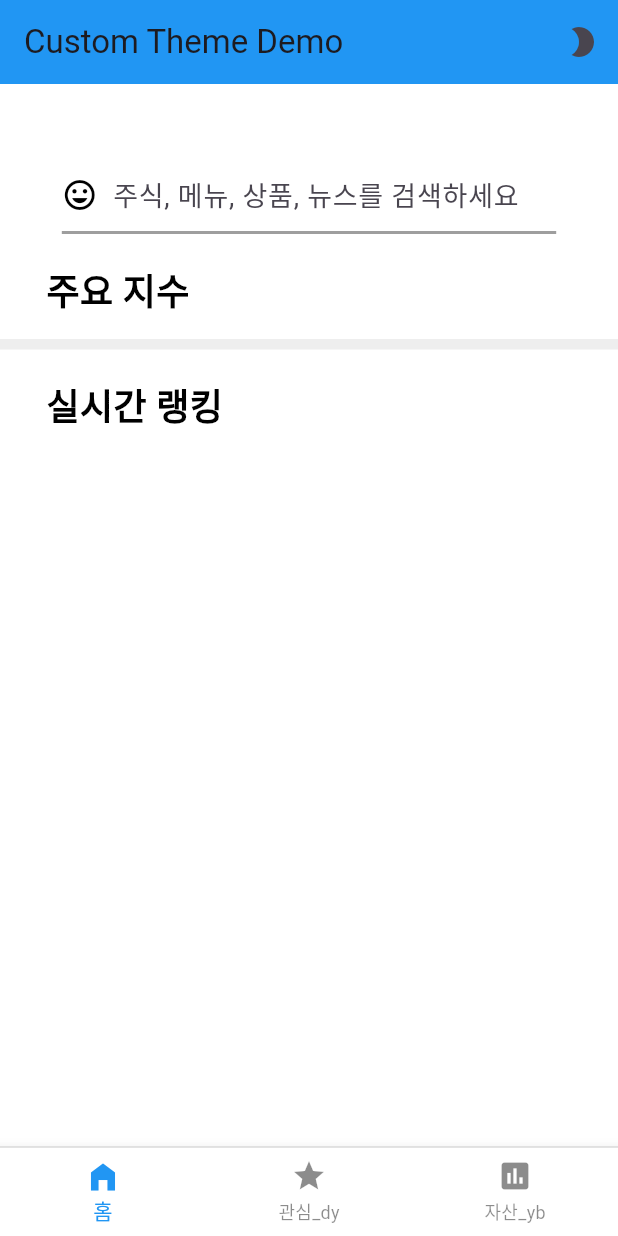
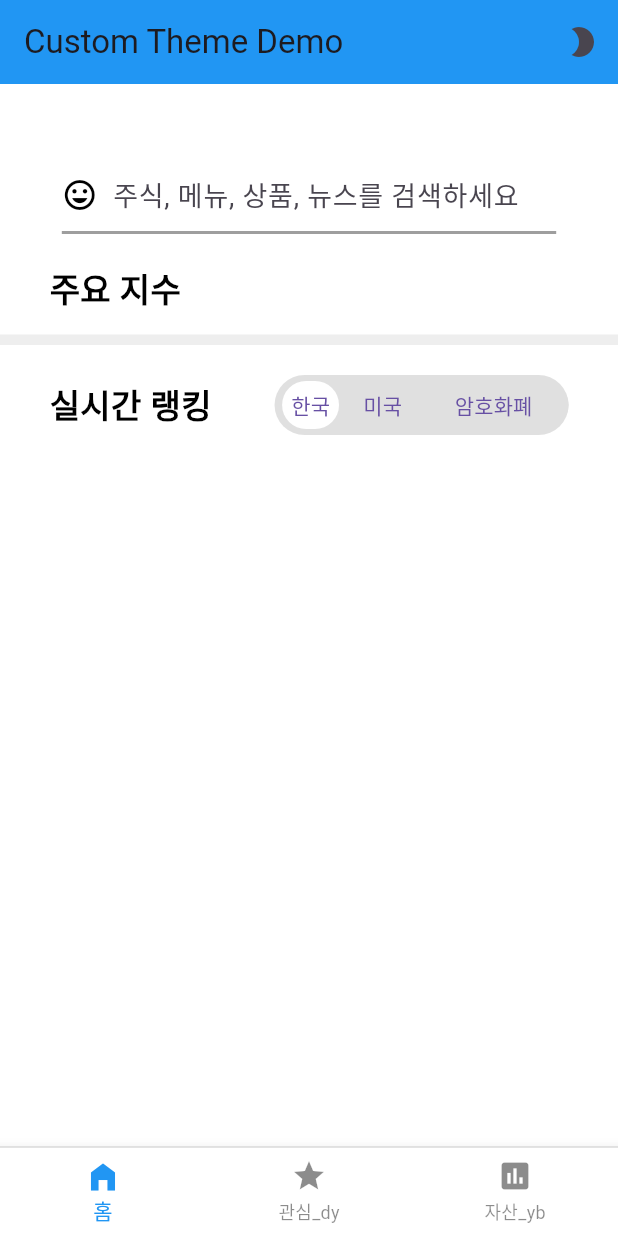
Before and after one commit to ddydyyy/dyj, a Flutter app: the screen it shows after launch, on a phone screen of 412 x 824 dp. Run offline on Flutter 3.47's test engine with Material 3 defaults, Android fonts, the phone set to English and light mode, and no system bars; our stand-ins replace fl_chart; network calls fail.

Commit message:
241125_0200 dy 실시간 랭킹 한국, 미국, 암호화폐 탭 추가중

```diff
--- a/Front/lib/screens/home.dart
+++ b/Front/lib/screens/home.dart
@@ -23,7 +23,7 @@ class Home extends StatelessWidget {
       children: [
         const Search(),
         const SizedBox(height: 20),
-        const BoldText(text: '주요 지수'),
+        const TitleText(text: '주요 지수', list: []),
         // 슬라이드탭 + 해당 인덱스의 데이터
         if (accessToken != null)
           SlideTab(
@@ -38,7 +38,10 @@ class Home extends StatelessWidget {
         const SizedBox(height: 14),
         DivLine(themeProvider: themeProvider),
         const SizedBox(height: 20),
-        const BoldText(text: '실시간 랭킹'),
+        const TitleText(
+          text: '실시간 랭킹',
+          list: ['한국', '미국', '암호화폐'],
+        ),
         if (accessToken != null)
           SlideTab(
             accessToken: accessToken,
@@ -50,24 +53,83 @@ class Home extends StatelessWidget {
 }
 
 // 제목
-class BoldText extends StatelessWidget {
+class TitleText extends StatefulWidget {
   final String text;
+  final List<String> list;
 
-  const BoldText({
+  const TitleText({
     super.key,
     required this.text,
+    required this.list,
   });
 
   @override
+  State<TitleText> createState() => _TitleTextState();
+}
+
+class _TitleTextState extends State<TitleText> {
+  // 선택된 항목 인덱스
+  int _selectedIndex = 0;
+
+  void _onSelected(int index) {
+    setState(() {
+      _selectedIndex = index;
+    });
+  }
+
+  @override
   Widget build(BuildContext context) {
-    return SizedBox(
-      width: MediaQuery.of(context).size.width * 0.85,
-      child: Text(
-        text,
-        style: const TextStyle(
-          fontSize: 24,
-          fontWeight: FontWeight.w600,
-        ),
+    return Padding(
+      padding: EdgeInsets.symmetric(
+          horizontal: MediaQuery.of(context).size.width * 0.08),
+      child: Row(
+        mainAxisAlignment: MainAxisAlignment.spaceBetween,
+        children: [
+          Text(
+            widget.text,
+            style: const TextStyle(
+              fontSize: 22,
+              fontWeight: FontWeight.w600,
+            ),
+          ),
+          widget.list.isNotEmpty
+              ? Container(
+            height: 40,
+                  decoration: BoxDecoration(
+                    color: Colors.grey.shade300, // 회색 배경
+                    borderRadius: BorderRadius.circular(100), // 둥근 모서리
+                  ),
+                  child: Row(
+                    children: widget.list.map((item) {
+                      // 각 항목 인덱스
+                      int index = widget.list.indexOf(item);
+
+                      return TextButton(
+                        onPressed: () => _onSelected(index),
+                        style: TextButton.styleFrom(
+                          // 최소크기 삭제
+                          minimumSize:
+                          item.length>3?
+                              const Size(100,0):
+
+                          const Size(0, 0),
+                          padding: const EdgeInsets.symmetric(
+                            horizontal: 6,
+                            vertical: 6,
+                          ),
+                          backgroundColor: _selectedIndex == index
+                              ? Colors.white
+                              : Colors.grey.shade300,
+                          // 해당 영역만큼만 공간 차지하게 설정
+                          tapTargetSize: MaterialTapTargetSize.padded,
+                        ),
+                        child: Text(item),
+                      );
+                    }).toList(),
+                  ),
+                )
+              : const SizedBox(),
+        ],
       ),
     );
   }
--- a/Front/lib/widgets/slide_tab_widget.dart
+++ b/Front/lib/widgets/slide_tab_widget.dart
@@ -47,7 +47,7 @@ class SlideTabState extends State<SlideTab> {
         tabTitles = ["국내", "해외", "상품", "환율", "금리", "채권"];
         break;
       case 1:
-        tabTitles = ["상승률", "하락률", "거래량"];
+        tabTitles = ["상승률", "하락률", "거래량", "시가총액"];
         break;
       case 2:
         tabTitles = ["temp"];
```
